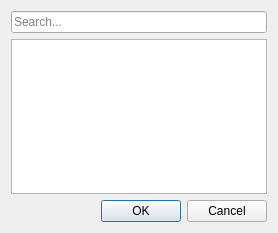
The window that src/views/ui_files/dialogs/select_item_dialog.ui (JakubFranek/Kapytal) describes before a commit, drawn with Qt 5.
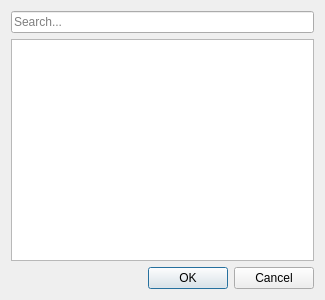
The same window after the commit.

```diff
--- a/src/views/ui_files/dialogs/select_item_dialog.ui
+++ b/src/views/ui_files/dialogs/select_item_dialog.ui
@@ -9,8 +9,8 @@
    <rect>
     <x>0</x>
     <y>0</y>
-    <width>278</width>
-    <height>233</height>
+    <width>325</width>
+    <height>300</height>
    </rect>
   </property>
   <property name="sizePolicy">
```
